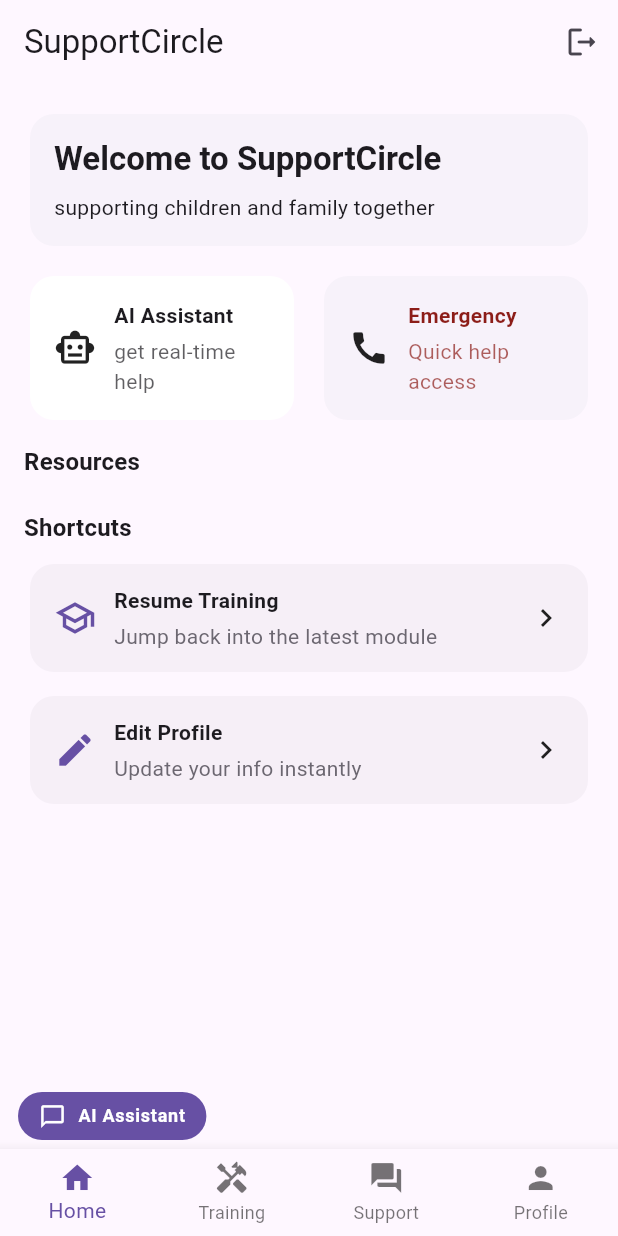
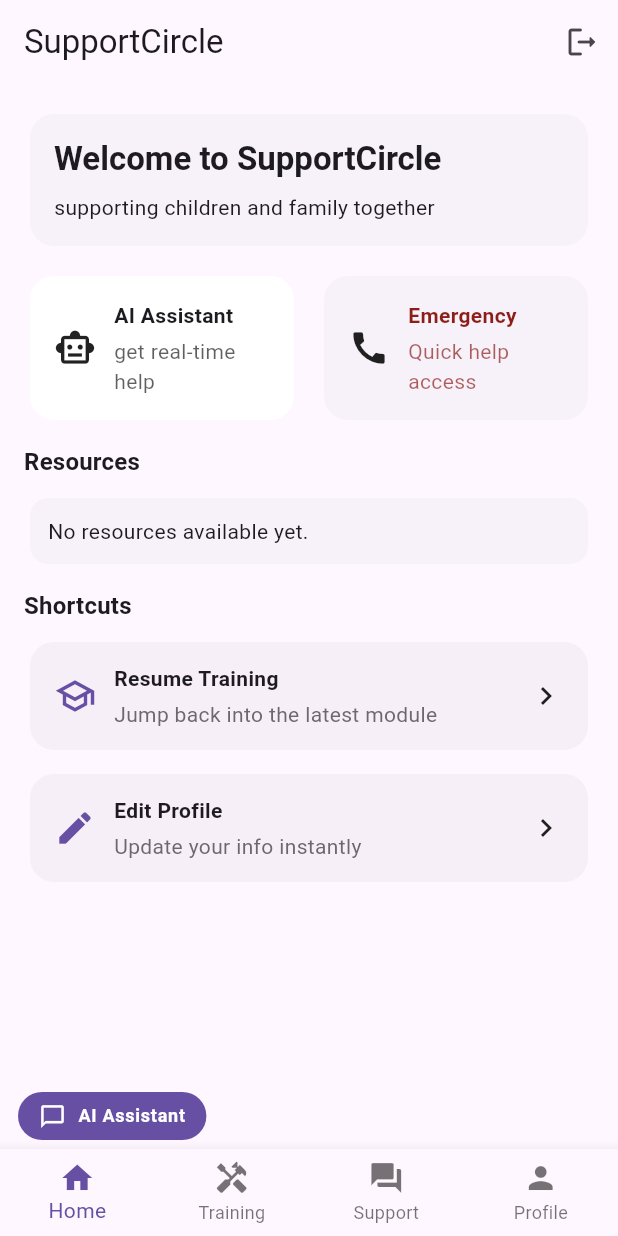
Before and after one commit to henryisacommonname/SupportCircle, a Flutter app: the screen it shows once a user with an empty profile is signed in, on a phone screen of 412 x 824 dp. Run offline on Flutter 3.47's test engine with Material 3 defaults, Android fonts, the phone set to English and light mode, and no system bars; our stand-ins replace cloud_firestore, firebase_auth, firebase_core, geolocator, google_maps_flutter, rxdart and 1 more; accounts and stored records are empty.

Commit message:
fixed link truly now

```diff
--- a/lib/Core/Services/resource_repository.dart
+++ b/lib/Core/Services/resource_repository.dart
@@ -57,9 +57,14 @@ class ResourceRepository {
 
   Stream<List<AppResource>> _queryResources({int? limit}) {
     Query<Map<String, dynamic>> query =
-        _firestore.collection('resources').orderBy('order');
+        _firestore.collection('Resources');
     if (limit != null) {
       query = query.limit(limit);
+    }
+    if (kDebugMode) {
+      debugPrint(
+        '[Resources] subscribe collection=Resources limit=${limit ?? 'none'}',
+      );
     }
     return query.snapshots(includeMetadataChanges: kDebugMode).map((snap) {
       if (kDebugMode) {
--- a/lib/Screens/Home_Tab.dart
+++ b/lib/Screens/Home_Tab.dart
@@ -1,6 +1,8 @@
 //Home_Tab.dart
+import 'package:flutter/foundation.dart';
 import 'package:flutter/material.dart';
 import '../Core/Services/Resources_Repository.dart';
+import 'Resources_Screen.dart';
 
 class HomeTab extends StatelessWidget {
   const HomeTab({super.key});
@@ -18,12 +20,47 @@ class HomeTab extends StatelessWidget {
           const SizedBox(height: 12),
           const SectionHeader(Title: 'Resources'),
           const SizedBox(height: 8),
-          StreamBuilder<List<AppResource>>(stream: resources_repository.Featuredresources(max: 2), builder: (context,snapshot) {
-           if (snapshot.connectionState == ConnectionState.waiting) {return const ResourcePlaceholder();}
-           if (snapshot.hasError) {return Text("Unable to return resources.");}
-           final resources = snapshot.data ?? const [];
-            return Column(children: resources.map((r) => ResourceCard(Resource: r)).toList());
-          }),
+          StreamBuilder<List<AppResource>>(
+            stream: resources_repository.Featuredresources(max: 3),
+            builder: (context, snapshot) {
+              if (kDebugMode) {
+                debugPrint(
+                  '[HomeTab] resources state=${snapshot.connectionState} '
+                  'hasError=${snapshot.hasError} '
+                  'count=${snapshot.data?.length ?? 0}',
+                );
+              }
+              if (snapshot.connectionState == ConnectionState.waiting) {
+                return const ResourcePlaceholder();
+              }
+              if (snapshot.hasError) {
+                return Card(
+                  elevation: 0,
+                  child: Padding(
+                    padding: const EdgeInsets.all(12),
+                    child: Text(
+                      'Unable to load resources.\n${snapshot.error}',
+                    ),
+                  ),
+                );
+              }
+              final resources = snapshot.data ?? const [];
+              if (resources.isEmpty) {
+                return const Card(
+                  elevation: 0,
+                  child: Padding(
+                    padding: EdgeInsets.all(12),
+                    child: Text('No resources available yet.'),
+                  ),
+                );
+              }
+              return Column(
+                children: resources
+                    .map((r) => ResourceCard(Resource: r))
+                    .toList(),
+              );
+            },
+          ),
           const SizedBox(height: 12),
           const SectionHeader(Title: 'Shortcuts'),
           const SizedBox(height: 8),
@@ -246,9 +283,9 @@ class ResourcePlaceholder extends StatelessWidget {
       elevation: 0,
       child: ListTile(
         leading: SizedBox(
-          height: 200,
-          width: 200,
-          child: CircularProgressIndicator(),
+          height: 24,
+          width: 24,
+          child: CircularProgressIndicator(strokeWidth: 2.5),
         ),
         title: Text("Loading Resources"),
       ),
@@ -269,8 +306,9 @@ class ResourceCard extends StatelessWidget {
       surfaceTintColor: Colors.transparent,
       child: ListTile(
         leading: Icon(Resource.icon),
-        onTap: () =>
-            Navigator.of(context).pushNamed(throw UnimplementedError()),
+        onTap: () => Navigator.of(
+          context,
+        ).pushNamed(ResourcesScreen.routeName, arguments: Resource.id),
         title: Text(
           Resource.title,
           style: const TextStyle(fontWeight: FontWeight.w700),
--- a/lib/main.dart
+++ b/lib/main.dart
@@ -11,6 +11,7 @@ import 'Core/Services/chatgpt_api_service.dart';
 import 'Widget/Collapsable_AI_Tool.dart';
 import 'firebase_options.dart';
 import 'Home_Screen.dart';
+import 'Screens/Resources_Screen.dart';
 
 void main() async {
   WidgetsFlutterBinding.ensureInitialized();
@@ -56,6 +57,7 @@ class MyApp extends StatelessWidget {
         "/Register": (context) => RegisterScreen(),
         "/Home": (context) => HomeScreen(),
         "/profile/edit": (context) => const ProfileEditingScreen(),
+        ResourcesScreen.routeName: (context) => const ResourcesScreen(),
       },
     );
   }
```
Also changed, not shown: lib/Core/Services/Resources_Repository.dart (+36 -12 lines).
